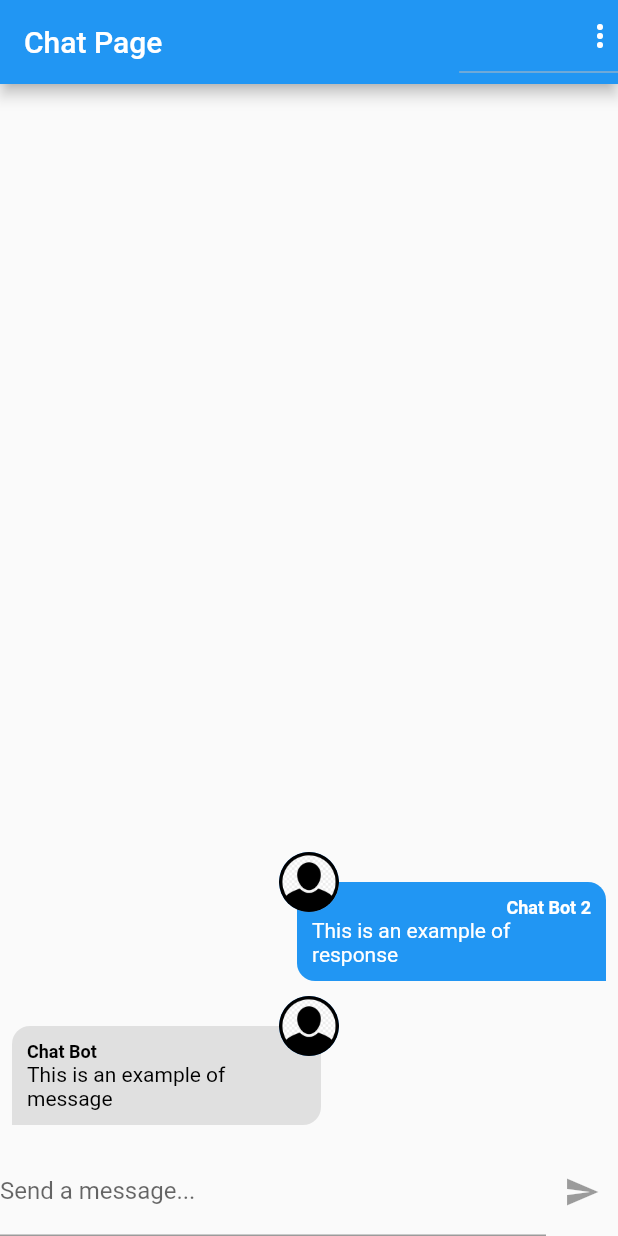
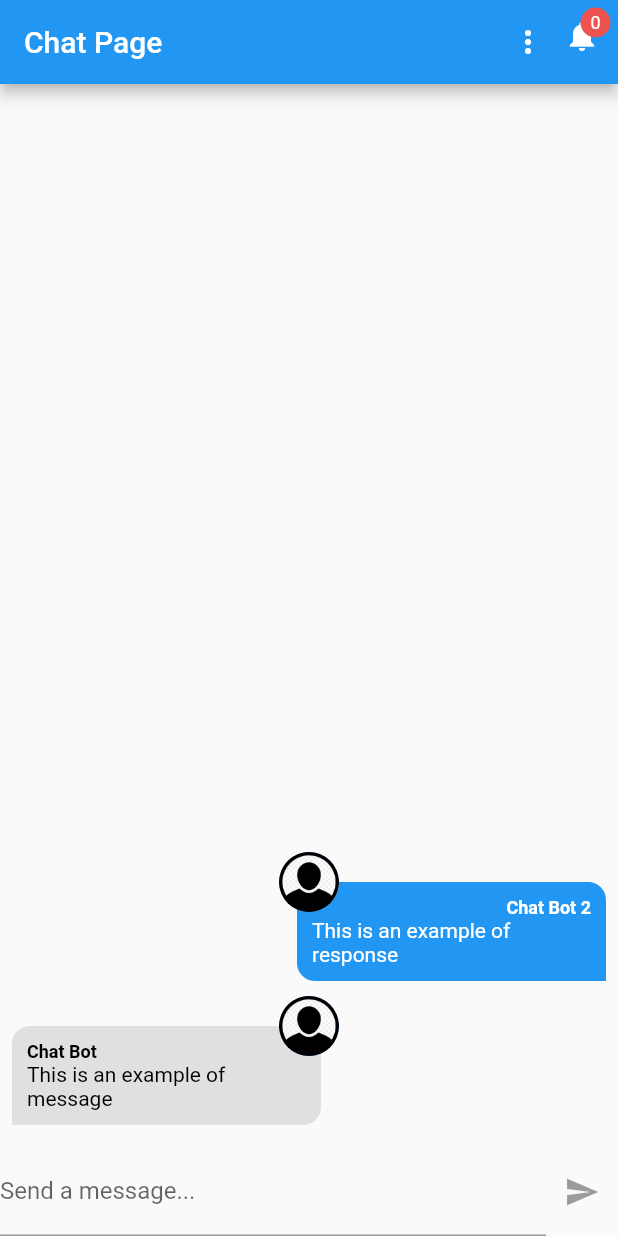
Before and after one commit to EduardoRenz/Flutter-Chat, a Flutter app: the screen it shows after launch, on a phone screen of 412 x 824 dp. Run offline on Flutter 3.47's test engine with Material 2 defaults, Android fonts, the phone set to English and light mode, and no system bars; our stand-ins replace image_picker; accounts and stored records are empty.

```diff
--- a/lib/core/services/notification/chat_notification_service.dart
+++ b/lib/core/services/notification/chat_notification_service.dart
@@ -4,6 +4,8 @@ import 'package:flutter/cupertino.dart';
 class ChatNotificationService with ChangeNotifier {
   final List<ChatNotification> _items = [];
   List<ChatNotification> get items => [..._items];
+
+  int get count => _items.length;
 
   void add(ChatNotification notification) {
     _items.add(notification);
--- a/lib/pages/chat_page.dart
+++ b/lib/pages/chat_page.dart
@@ -1,6 +1,10 @@
 import 'package:chat/components/messages.dart';
 import 'package:chat/components/new_message.dart';
+import 'package:chat/core/models/chat_notification.dart';
+import 'package:chat/core/services/notification/chat_notification_service.dart';
+import 'package:chat/pages/notification_page.dart';
 import 'package:flutter/material.dart';
+import 'package:provider/provider.dart';
 
 import '../core/services/auth/auth_service.dart';
 
@@ -15,7 +19,8 @@ class ChatPage extends StatelessWidget {
       appBar: AppBar(
         title: const Text('Chat Page'),
         actions: [
-          DropdownButton<String>(
+          DropdownButtonHideUnderline(
+            child: DropdownButton<String>(
               icon: Icon(
                 Icons.more_vert,
                 color: Theme.of(context).primaryIconTheme.color,
@@ -40,7 +45,37 @@ class ChatPage extends StatelessWidget {
                   authService.logout();
                 }
               },
+            ),
+          ),
+          Stack(
+            children: [
+              IconButton(
+                onPressed: () {
+                  Navigator.of(context).push(
+                    MaterialPageRoute(
+                      builder: (context) => const NotificationPage(),
+                    ),
+                  );
+                },
+                icon: const Icon(Icons.notifications),
+              ),
+              Positioned(
+                top: 5,
+                right: 5,
+                child: CircleAvatar(
+                  backgroundColor: Colors.red.shade400,
+                  maxRadius: 10,
+                  child: Text(
+                    '${Provider.of<ChatNotificationService>(context).count}',
+                    style: const TextStyle(
+                      color: Colors.white,
+                      fontSize: 12,
+                    ),
+                  ),
+                ),
               )
+            ],
+          ),
         ],
       ),
       body: SafeArea(
@@ -51,6 +86,16 @@ class ChatPage extends StatelessWidget {
           ],
         ),
       ),
+      // floatingActionButton: FloatingActionButton(
+      //   child: const Icon(Icons.add),
+      //   onPressed: () {
+      //     Provider.of<ChatNotificationService>(context, listen: false)
+      //         .add(ChatNotification(
+      //       title: 'New Message',
+      //       body: 'You have a new message',
+      //     ));
+      //   },
+      // ),
     );
   }
 }
--- a/pubspec.yaml
+++ b/pubspec.yaml
@@ -36,6 +36,8 @@ dependencies:
   cupertino_icons: ^1.0.2
   image_picker: ^0.8.5+3
   provider: ^6.0.3
+  cloud_firestore: ^3.4.4
+  firebase_auth: ^3.6.3
 
 dev_dependencies:
   flutter_test:
```
Also changed, not shown: lib/pages/notification_page.dart (added, +29 -0 lines), pubspec.lock, 3 other files. Lines whose indentation alone changed are shown as unchanged.
